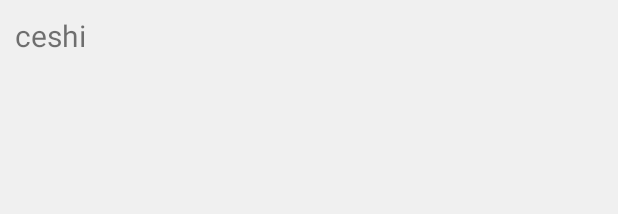
After one commit to zhkqy/memorySoftware, an Android app: the layout adapter_coding_look_layout.xml on its own in the app's theme, with its tools: preview values and no code run, on a phone screen of 412 x 824 dp. The commit adds this screen. Shown: the top 214 px of the screen. Run offline under Robolectric (Android 15) with nearby library versions, the phone set to English and light mode, and no system bars.

Commit message:
数据显示

```diff
--- a/app/src/main/java/numberletter/yilong/com/numberletter/CodingLookActivity.java
+++ b/app/src/main/java/numberletter/yilong/com/numberletter/CodingLookActivity.java
@@ -21,7 +21,7 @@ public class CodingLookActivity extends Activity {
         setContentView(R.layout.activity_number_look_layout);
 
         gridView = (GridView) findViewById(R.id.grid);
-        CodingLookAdapter lookAdapter = new CodingLookAdapter(new CodingLookModel());
+        CodingLookAdapter lookAdapter = new CodingLookAdapter(new CodingLookModel(),this);
         gridView.setAdapter(lookAdapter);
         lookAdapter.notifyDataSetChanged();
     }
--- /dev/null
+++ b/app/src/main/res/layout/adapter_coding_look_layout.xml
@@ -0,0 +1,22 @@
+<RelativeLayout xmlns:android="http://schemas.android.com/apk/res/android"
+    android:layout_width="match_parent"
+    android:layout_height="match_parent"
+    android:background="@color/grey_f1"
+    android:orientation="vertical">
+
+    <ImageView
+        android:id="@+id/coding_img"
+        android:layout_width="fill_parent"
+        android:layout_height="fill_parent"
+        android:scaleType="fitXY" />
+
+    <TextView
+        android:id="@+id/coding_nickname"
+        android:layout_width="wrap_content"
+        android:layout_height="wrap_content"
+        android:layout_marginLeft="10dp"
+        android:layout_marginTop="10dp"
+        android:text="ceshi"
+        android:textSize="20sp" />
+
+</RelativeLayout>
```
Also changed, not shown: app/src/main/java/numberletter/yilong/com/numberletter/adapter/CodingLookAdapter.java (+41 -2 lines).
